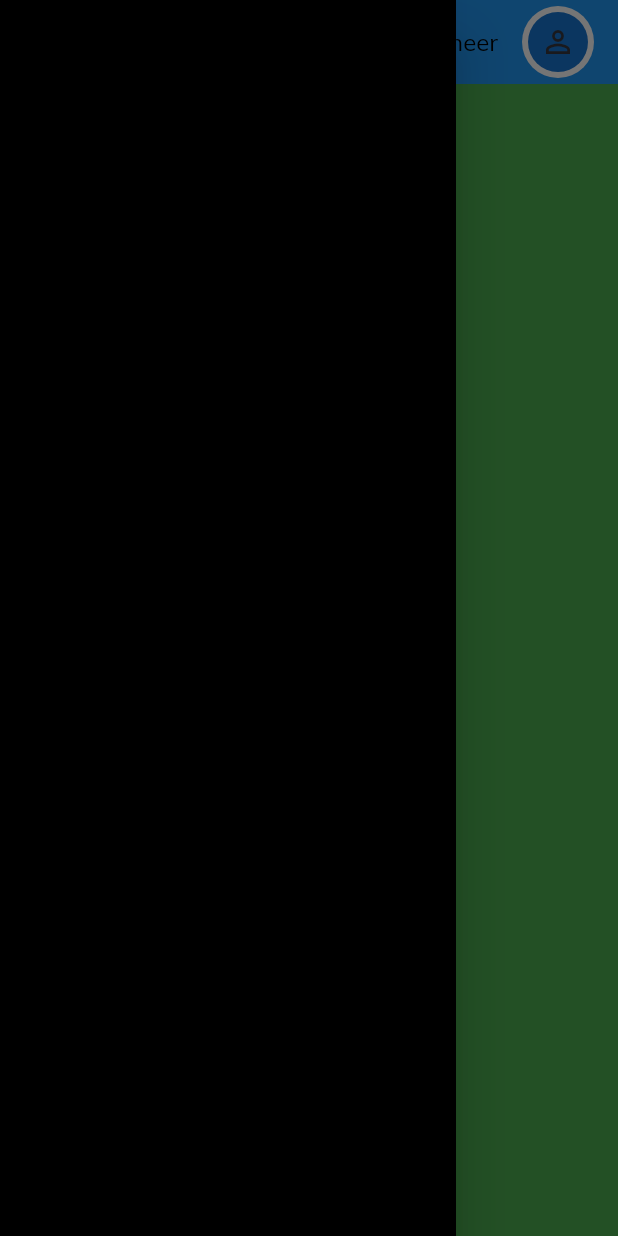
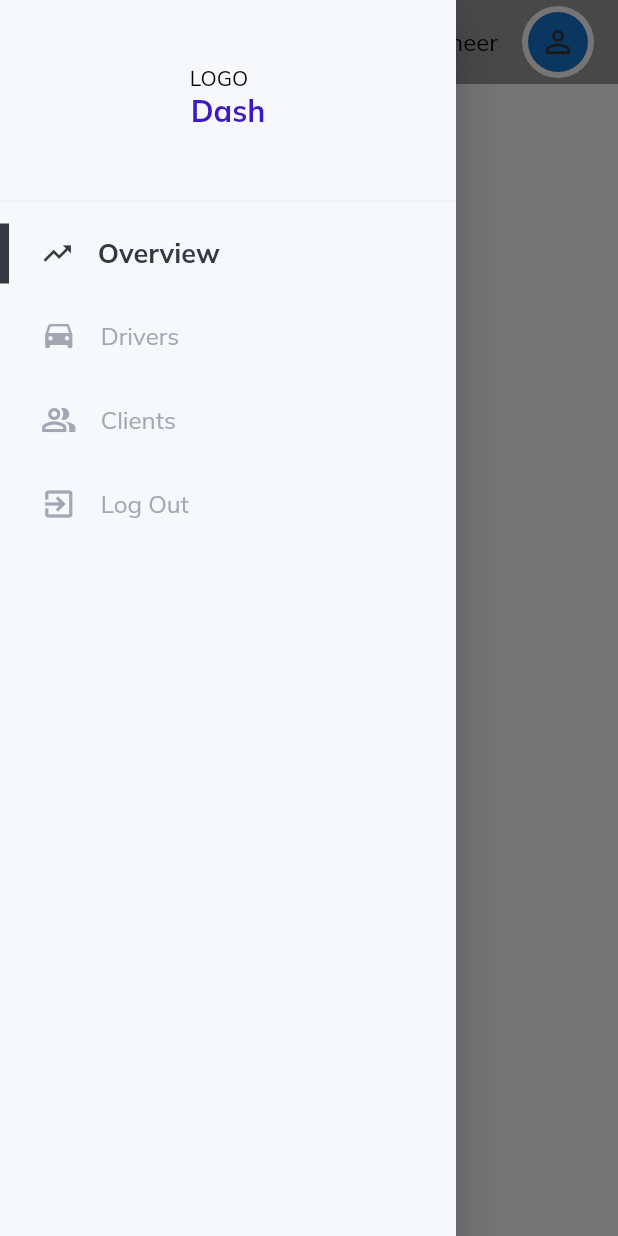
Before and after one commit to Sameer330/mvc-architecture-flutter, a Flutter app: the screen it shows after launch, after a tap on the "menu" icon, on a phone screen of 412 x 824 dp. Run offline on Flutter 3.47's test engine with Material 2 defaults, Android fonts, the phone set to English and light mode, and no system bars; our stand-ins replace get, google_fonts.

Commit message:
Resolved side menu problem. Added Local Navigation.

```diff
--- /dev/null
+++ b/lib/constants/controllers.dart
@@ -0,0 +1,5 @@
+import 'package:mvc_arch_flutter/controllers/menu_controller.dart';
+import 'package:mvc_arch_flutter/controllers/navigation_controller.dart';
+
+MyMenuController menuController = MyMenuController.instance;
+NavigationController navigationController = NavigationController.instance;
--- /dev/null
+++ b/lib/controllers/menu_controller.dart
@@ -0,0 +1,43 @@
+import 'package:flutter/material.dart';
+import 'package:get/get.dart';
+import 'package:mvc_arch_flutter/constants/style.dart';
+import 'package:mvc_arch_flutter/routing/routes.dart';
+
+class MyMenuController extends GetxController {
+  static MyMenuController instance = Get.find();
+  var activeItem = OverViewPageRoute.obs;
+  var hoverItem = "".obs;
+
+  changeActiveItemTo(String itemName) {
+    activeItem.value = itemName;
+  }
+
+  onHover(String itemName) {
+    if (!isActive(itemName)) hoverItem.value = itemName;
+  }
+
+  isActive(String itemName) => activeItem.value == itemName;
+
+  isHovering(String itemName) => hoverItem.value == itemName;
+
+  Widget returnIconFor(String itemName) {
+    switch (itemName) {
+      case OverViewPageRoute:
+        return _customIcon(Icons.trending_up, itemName);
+      case DriversPageRoute:
+        return _customIcon(Icons.drive_eta, itemName);
+      case ClientsPageRoute:
+        return _customIcon(Icons.people_alt_outlined, itemName);
+      case AuthenticationPageRoute:
+        return _customIcon(Icons.exit_to_app, itemName);
+      default:
+        return _customIcon(Icons.exit_to_app, itemName);
+    }
+  }
+
+  Widget _customIcon(IconData icon, String itemName) {
+    if (isActive(itemName)) return Icon(icon, size: 22, color: dark);
+
+    return Icon(icon, color: isHovering(itemName) ? dark : lightGrey);
+  }
+}
--- /dev/null
+++ b/lib/helpers/local_navigator.dart
@@ -0,0 +1,10 @@
+import 'package:flutter/widgets.dart';
+import 'package:mvc_arch_flutter/constants/controllers.dart';
+import 'package:mvc_arch_flutter/routing/router.dart';
+import 'package:mvc_arch_flutter/routing/routes.dart';
+
+Navigator localNavigator() => Navigator(
+      key: navigationController.navigationKey,
+      initialRoute: OverViewPageRoute,
+      onGenerateRoute: generateRoute,
+    );
--- a/lib/layout.dart
+++ b/lib/layout.dart
@@ -2,6 +2,7 @@ import 'package:flutter/material.dart';
 import 'package:mvc_arch_flutter/helpers/responsiveness.dart';
 import 'package:mvc_arch_flutter/top_nav.dart';
 import 'package:mvc_arch_flutter/widgets/large_screen.dart';
+import 'package:mvc_arch_flutter/widgets/side_menu.dart';
 import 'package:mvc_arch_flutter/widgets/small_screen.dart';
 
 class SiteLayout extends StatefulWidget {
@@ -20,7 +21,7 @@ class _SiteLayoutState extends State<SiteLayout> {
       key: scaffoldKey,
       appBar: topNavigationBar(context, scaffoldKey),
       drawer: const Drawer(
-        backgroundColor: Colors.black,
+        child: SideMenu(),
       ),
       body: const ResponsiveWidget(
         largeScreen: LargeScreen(),
--- a/lib/main.dart
+++ b/lib/main.dart
@@ -1,9 +1,13 @@
 import 'package:flutter/material.dart';
 import 'package:get/get.dart';
 import 'package:google_fonts/google_fonts.dart';
+import 'package:mvc_arch_flutter/controllers/navigation_controller.dart';
 import 'package:mvc_arch_flutter/layout.dart';
+import 'package:mvc_arch_flutter/controllers/menu_controller.dart';
 
 void main() {
+  Get.put(MyMenuController());
+  Get.put(NavigationController());
   runApp(const MyApp());
 }
 
--- /dev/null
+++ b/lib/pages/overview/overview.dart
@@ -0,0 +1,15 @@
+import 'package:flutter/material.dart';
+import 'package:mvc_arch_flutter/widgets/custom_text.dart';
+
+class OverViewPage extends StatelessWidget {
+  const OverViewPage({Key? key}) : super(key: key);
+
+  @override
+  Widget build(BuildContext context) {
+    return Center(
+      child: CustomText(
+        text: "Overview",
+      ),
+    );
+  }
+}
--- /dev/null
+++ b/lib/routing/router.dart
@@ -0,0 +1,23 @@
+import 'package:flutter/material.dart';
+import 'package:mvc_arch_flutter/pages/authentication/authentication.dart';
+import 'package:mvc_arch_flutter/pages/clients/clients.dart';
+import 'package:mvc_arch_flutter/pages/drivers/drivers.dart';
+import 'package:mvc_arch_flutter/pages/overview/overview.dart';
+import 'package:mvc_arch_flutter/routing/routes.dart';
+
+Route<dynamic> generateRoute(RouteSettings settings) {
+  switch (settings.name) {
+    case OverViewPageRoute:
+      return _getPageRoute(OverViewPage());
+    case DriversPageRoute:
+      return _getPageRoute(DriversPage());
+    case ClientsPageRoute:
+      return _getPageRoute(ClientsPage());
+    default:
+      return _getPageRoute(OverViewPage());
+  }
+}
+
+PageRoute _getPageRoute(Widget child) {
+  return MaterialPageRoute(builder: (context) => child);
+}
--- /dev/null
+++ b/lib/routing/routes.dart
@@ -0,0 +1,11 @@
+const String OverViewPageRoute = "Overview";
+const String DriversPageRoute = "Drivers";
+const String ClientsPageRoute = "Clients";
+const String AuthenticationPageRoute = "Authentication";
+
+List<String> sideMenuItems = [
+  OverViewPageRoute,
+  DriversPageRoute,
+  ClientsPageRoute,
+  AuthenticationPageRoute,
+];
--- a/lib/top_nav.dart
+++ b/lib/top_nav.dart
@@ -17,6 +17,7 @@ AppBar topNavigationBar(BuildContext context, GlobalKey<ScaffoldState> key) =>
           : IconButton(
               icon: const Icon(Icons.menu),
               onPressed: () {
+                key.currentState!.openDrawer();
                 key.currentState!.openDrawer();
               },
             ),
@@ -49,12 +50,15 @@ AppBar topNavigationBar(BuildContext context, GlobalKey<ScaffoldState> key) =>
                 ),
               ),
               Positioned(
+                top: 7,
+                right: 7,
                 child: Container(
                   width: 12,
                   height: 12,
                   padding: const EdgeInsets.all(4),
                   decoration: BoxDecoration(
                     color: active,
+                    borderRadius: BorderRadius.circular(30),
                     border: Border.all(
                       color: light,
                       width: 2,
@@ -94,5 +98,5 @@ AppBar topNavigationBar(BuildContext context, GlobalKey<ScaffoldState> key) =>
       iconTheme: const IconThemeData(
         color: light,
       ),
-      // backgroundColor: Colors.transparent,
+      backgroundColor: Colors.grey,
     );
--- /dev/null
+++ b/lib/widgets/horizontal_menu_item.dart
@@ -0,0 +1,73 @@
+import 'package:flutter/material.dart';
+import 'package:get/get.dart';
+import 'package:mvc_arch_flutter/constants/controllers.dart';
+import 'package:mvc_arch_flutter/constants/style.dart';
+import 'package:mvc_arch_flutter/widgets/custom_text.dart';
+
+class HorizontalMenuItem extends StatelessWidget {
+  final String itemName;
+  final Function() onTap;
+  const HorizontalMenuItem(
+      {Key? key, required this.itemName, required this.onTap})
+      : super(key: key);
+
+  @override
+  Widget build(BuildContext context) {
+    double width = MediaQuery.of(context).size.width;
+    return InkWell(
+      onTap: onTap,
+      onHover: (value) {
+        value
+            ? menuController.onHover(itemName)
+            : menuController.onHover("not Hovering");
+      },
+      child: Obx(
+        () => Container(
+          color: menuController.isHovering(itemName)
+              ? lightGrey.withOpacity(0.1)
+              : Colors.transparent,
+          child: Row(
+            children: [
+              Visibility(
+                visible: menuController.isHovering(itemName) ||
+                    menuController.isActive(itemName),
+                maintainSize: true,
+                maintainState: true,
+                maintainAnimation: true,
+                child: Container(
+                  width: 6,
+                  height: 40,
+                  color: dark,
+                ),
+              ),
+              SizedBox(
+                width: width / 80,
+              ),
+              Padding(
+                padding: const EdgeInsets.all(16),
+                child: menuController.returnIconFor(itemName),
+              ),
+              if (!menuController.isActive(itemName))
+                Flexible(
+                  child: CustomText(
+                    text: itemName,
+                    color:
+                        menuController.isHovering(itemName) ? dark : lightGrey,
+                  ),
+                )
+              else
+                Flexible(
+                  child: CustomText(
+                    text: itemName,
+                    color: dark,
+                    size: 18,
+                    weight: FontWeight.bold,
+                  ),
+                )
+            ],
+          ),
+        ),
+      ),
+    );
+  }
+}
--- /dev/null
+++ b/lib/widgets/side_menu.dart
@@ -0,0 +1,86 @@
+import 'package:flutter/material.dart';
+import 'package:get/get.dart';
+import 'package:mvc_arch_flutter/constants/controllers.dart';
+import 'package:mvc_arch_flutter/constants/style.dart';
+import 'package:mvc_arch_flutter/helpers/responsiveness.dart';
+import 'package:mvc_arch_flutter/routing/routes.dart';
+import 'package:mvc_arch_flutter/widgets/custom_text.dart';
+import 'package:mvc_arch_flutter/widgets/side_menu_item.dart';
+
+class SideMenu extends StatelessWidget {
+  const SideMenu({Key? key}) : super(key: key);
+
+  @override
+  Widget build(BuildContext context) {
+    double width = MediaQuery.of(context).size.width;
+    return Container(
+      color: light,
+      child: ListView(
+        children: [
+          if (ResponsiveWidget.isSmallScreen(context))
+            Column(
+              mainAxisSize: MainAxisSize.min,
+              children: [
+                const SizedBox(
+                  height: 40,
+                ),
+                const Padding(
+                  padding: EdgeInsets.only(right: 12),
+                  child: Text(
+                    "LOGO",
+                    style: TextStyle(height: 1.5),
+                  ),
+                ),
+                const Flexible(
+                  child: CustomText(
+                    text: "Dash",
+                    size: 20,
+                    weight: FontWeight.bold,
+                    color: active,
+                  ),
+                ),
+                SizedBox(
+                  width: width / 48,
+                ),
+              ],
+            ),
+          const SizedBox(
+            height: 40,
+          ),
+          Divider(
+            color: lightGrey.withOpacity(0.1),
+          ),
+          Column(
+            mainAxisSize: MainAxisSize.min,
+            children: sideMenuItems
+                .map(
+                  (itemName) => SideMenuItem(
+                    itemName: itemName == AuthenticationPageRoute
+                        ? "Log Out"
+                        : itemName,
+                    onTap: () {
+                      if (itemName == AuthenticationPageRoute) {
+                        // TODO: go to authentication page
+                      }
+                      if (ResponsiveWidget.isSmallScreen(context)) {
+                        Get.back();
+                        // TODO: go to item name route
+                      }
+
+                      if (!menuController.isActive(itemName)) {
+                        menuController.changeActiveItemTo(itemName);
+                        if (ResponsiveWidget.isSmallScreen(context)) {
+                          Get.back();
+                        }
+                        navigationController.navigateTo(itemName);
+                      }
+                    },
+                  ),
+                )
+                .toList(),
+          )
+        ],
+      ),
+    );
+  }
+}
--- /dev/null
+++ b/lib/widgets/side_menu_item.dart
@@ -0,0 +1,19 @@
+import 'package:flutter/material.dart';
+import 'package:mvc_arch_flutter/helpers/responsiveness.dart';
+import 'package:mvc_arch_flutter/widgets/horizontal_menu_item.dart';
+import 'package:mvc_arch_flutter/widgets/vertical_menu_item.dart';
+
+class SideMenuItem extends StatelessWidget {
+  final String itemName;
+  final Function() onTap;
+  const SideMenuItem({Key? key, required this.itemName, required this.onTap})
+      : super(key: key);
+
+  @override
+  Widget build(BuildContext context) {
+    if (ResponsiveWidget.isCustomSize(context)) {
+      return VerticalMenuItem(itemName: itemName, onTap: onTap);
+    }
+    return HorizontalMenuItem(itemName: itemName, onTap: onTap);
+  }
+}
--- a/lib/widgets/small_screen.dart
+++ b/lib/widgets/small_screen.dart
@@ -1,4 +1,5 @@
 import 'package:flutter/material.dart';
+import 'package:mvc_arch_flutter/helpers/local_navigator.dart';
 
 class SmallScreen extends StatefulWidget {
   const SmallScreen({Key? key}) : super(key: key);
@@ -10,9 +11,6 @@ class SmallScreen extends StatefulWidget {
 class _SmallScreenState extends State<SmallScreen> {
   @override
   Widget build(BuildContext context) {
-    return Container(
-      constraints: const BoxConstraints.expand(),
-      color: Colors.green,
-    );
+    return localNavigator();
   }
 }
```
Also changed, not shown: lib/controllers/navigation_controller.dart (added, +13 -0 lines), lib/pages/authentication/authentication.dart (added, +15 -0 lines), lib/pages/clients/clients.dart (added, +15 -0 lines), lib/pages/drivers/drivers.dart (added, +15 -0 lines), lib/widgets/large_screen.dart (+4 -11 lines), lib/widgets/vertical_menu_item.dart (added, +77 -0 lines).
